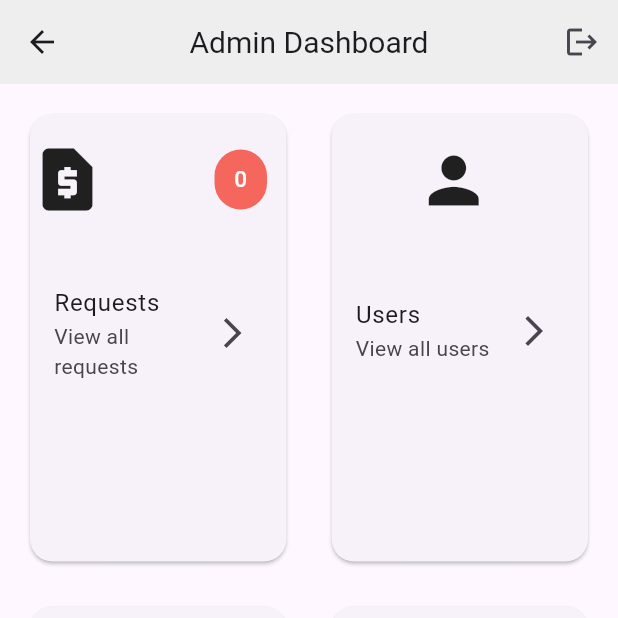
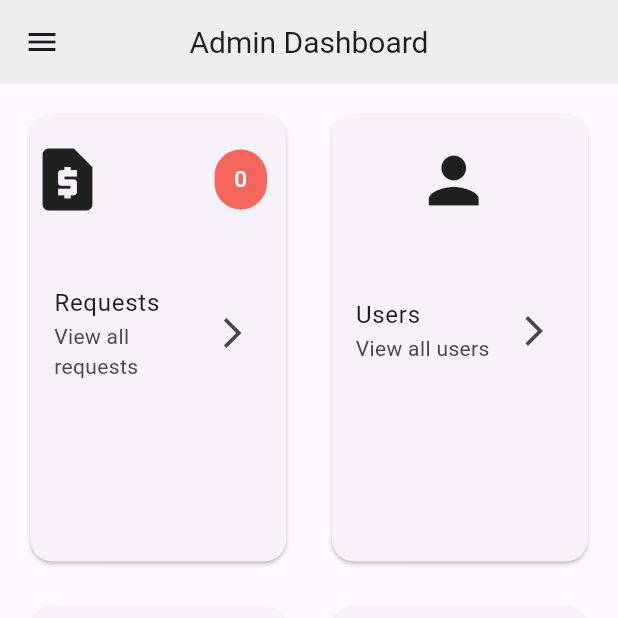
Before and after one commit to Maggy-Morris/dsplus_finance_app-update, a Flutter app: the AdminHomePage screen opened directly, on a phone screen of 412 x 824 dp, the top half of it. Run offline on Flutter 3.47's test engine with Material 3 defaults, Android fonts, the phone set to English and light mode, and no system bars; our stand-ins replace bloc, cached_network_image, cloud_firestore, connectivity_plus, dart_mappable, device_preview and 18 more; missing offline and left inert: dart:ffi, images_picker; accounts and stored records are empty; generated files the repository leaves out were written again; project files that could hold a hidden picture were left out.

Commit message:
add drawer to admin

```diff
--- a/lib/admin/home_page.dart
+++ b/lib/admin/home_page.dart
@@ -6,6 +6,8 @@ import 'package:firebase_auth/firebase_auth.dart';
 import 'package:flutter/material.dart';
 import 'package:flutter_bloc/flutter_bloc.dart';
 import '../core/utils/navigator_service.dart';
+import '../presentation/home_page/bloc/home_bloc.dart';
+import '../presentation/home_page/widgets/my_drawer_widget.dart';
 import '../routes/app_routes.dart';
 import 'history/bloc/history_cubit.dart';
 import 'requests/requests.dart';
@@ -17,12 +19,16 @@ class AdminHomePage extends StatelessWidget {
   static Widget builder(BuildContext context) {
     return AdminHomePage();
   }
+
   AdminHomePage({super.key});
+
+  final GlobalKey<ScaffoldState> _foldKey = GlobalKey<ScaffoldState>();
 
   Future<void> logout(BuildContext context) async {
     try {
       await FirebaseAuth.instance.signOut();
-      NavigatorService.pushNamedAndRemoveUntil(AppRoutes.loginPageTabContainerScreen);
+      NavigatorService.pushNamedAndRemoveUntil(
+          AppRoutes.loginPageTabContainerScreen);
     } catch (e) {
       print('Error signing out: $e');
     }
@@ -31,18 +37,26 @@ class AdminHomePage extends StatelessWidget {
   @override
   Widget build(BuildContext context) {
     context.read<AdminRequestsCubit>().numberOfRequests();
+    return BlocBuilder<HomeBloc, HomeState>(
+      builder: (context, state) {
         return Scaffold(
+          key: _foldKey,
           appBar: AppBar(
             backgroundColor: Colors.grey[200],
-        title: const Text("Admin Dashboard", style: TextStyle(fontSize: 20)),
+            title:
+                const Text("Admin Dashboard", style: TextStyle(fontSize: 20)),
             centerTitle: true,
-        actions: [
-          IconButton(
-            onPressed: () => logout(context),
-            icon: const Icon(Icons.logout),
+            leading: IconButton(
+              icon: const Icon(Icons.menu),
+              onPressed: () {
+                _foldKey.currentState?.openDrawer();
+              },
             ),
-        ],
           ),
+          drawer: MyDrawer(
+              name: state.userModel?.name ?? "",
+              imageUrl: state.userModel?.image ?? '',
+              parentContext: context),
           body: GridView.builder(
             physics: const BouncingScrollPhysics(),
             padding: const EdgeInsets.all(10),
@@ -62,6 +76,8 @@ class AdminHomePage extends StatelessWidget {
               );
             },
           ),
+        );
+      },
     );
   }
 
@@ -197,8 +213,10 @@ class DashboardCard extends StatelessWidget {
                             backgroundColor: Colors.red.withOpacity(.8),
                             textColor: Colors.white,
                             label: (state.numberOfRequests >= 99)
-                                ? const Text("99+", style: TextStyle(fontSize: 15))
-                                : Text("${state.numberOfRequests}", style: const TextStyle(fontSize: 15)),
+                                ? const Text("99+",
+                                    style: TextStyle(fontSize: 15))
+                                : Text("${state.numberOfRequests}",
+                                    style: const TextStyle(fontSize: 15)),
                           ),
                         );
                       },
```
Also changed, not shown: lib/admin/login_page_second.dart (+10 -2 lines), lib/presentation/home_page/home_page.dart (+0 -16 lines). Lines whose indentation alone changed are shown as unchanged.
